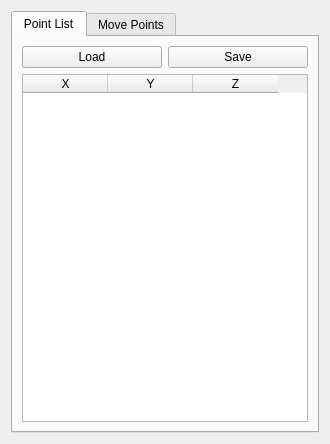
First picture: the form in rtUI/rt3DPointBuffer.ui, repository pengwg/vurtigo, before the edit.
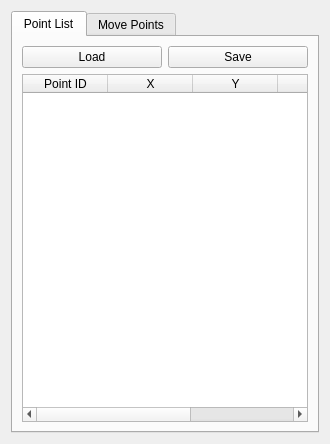
Second picture: the form after the edit.

Commit message:
Added point info to the point table. BugID:725 Analysis: The points are currently separated into carto points and simple points. To add them to the GUI the two lists need to be merged and a unique id must be kept for each point such that it can be linked back to the correct list.
Resolution:
Added unique ids for the points. Added basic info to the GUI table.

Reviewed by:

What changed in the file:
```diff
--- a/rtUI/rt3DPointBuffer.ui
+++ b/rtUI/rt3DPointBuffer.ui
@@ -57,6 +57,14 @@
          <attribute name="horizontalHeaderDefaultSectionSize">
           <number>85</number>
          </attribute>
+         <column>
+          <property name="text">
+           <string>Point ID</string>
+          </property>
+          <property name="textAlignment">
+           <set>AlignHCenter|AlignVCenter|AlignCenter</set>
+          </property>
+         </column>
          <column>
           <property name="text">
            <string>X</string>
@@ -81,6 +89,14 @@
            <set>AlignHCenter|AlignVCenter|AlignCenter</set>
           </property>
          </column>
+         <column>
+          <property name="text">
+           <string>Timestamp (ms)</string>
+          </property>
+          <property name="textAlignment">
+           <set>AlignHCenter|AlignVCenter|AlignCenter</set>
+          </property>
+         </column>
         </widget>
        </item>
       </layout>
```
The commit also changes 9 other files.
